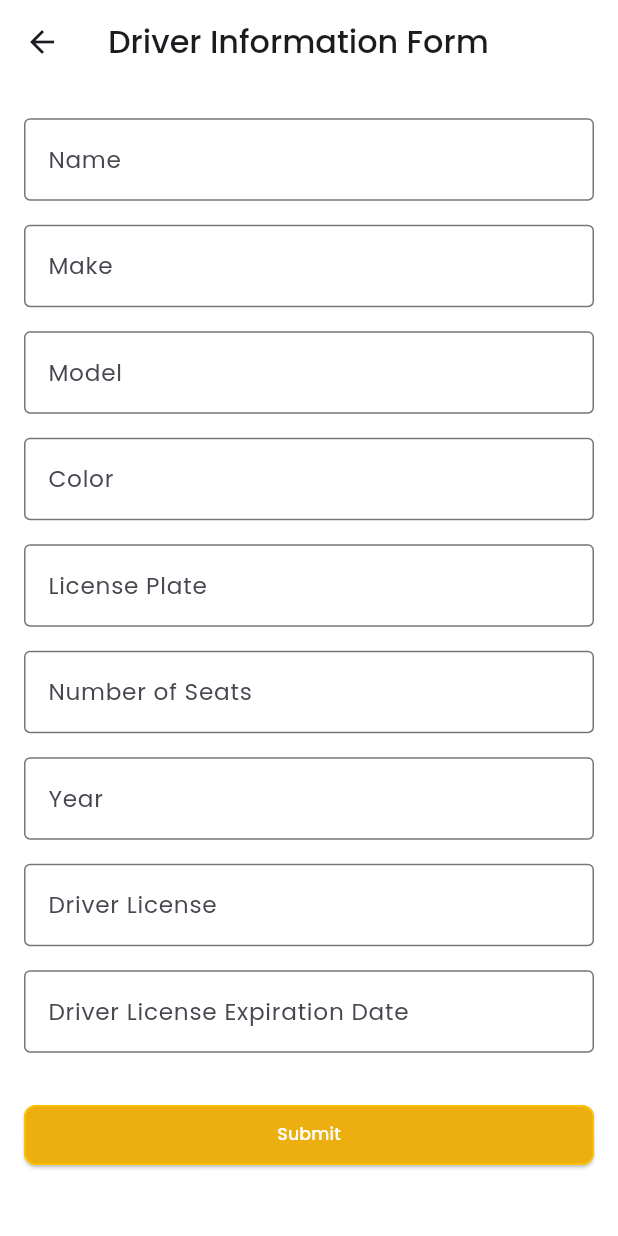
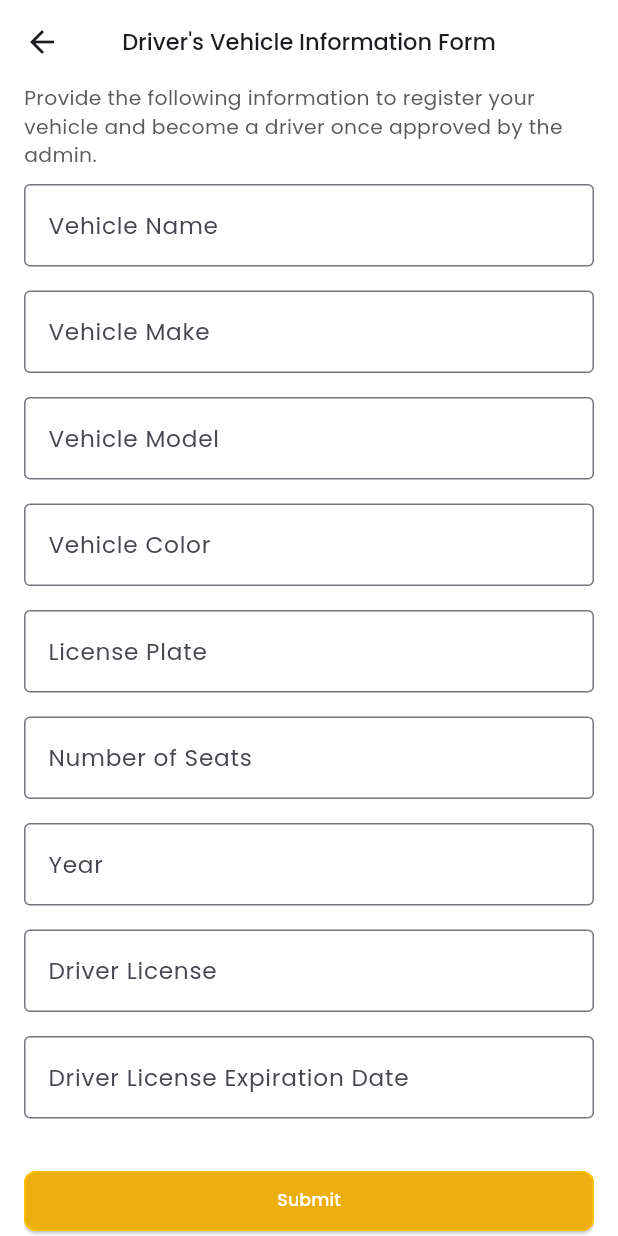
Before and after one commit to TravelWave/travelwave_mobile, a Flutter app: the DriverFormScreen screen opened directly, after a tap on "Submit", on a phone screen of 412 x 824 dp. Run offline on Flutter 3.47's test engine with Material 3 defaults, Android fonts, the light colour scheme and no system bars; drawn by our look-alikes of flutter_form_builder; our stand-ins replace bloc, cached_network_image, equatable, flutter_bloc, flutter_map, flutter_rating_bar and 10 more; missing offline and left inert: avatars, dart:ffi; accounts and stored records are empty; network calls fail.

Commit message:
feat: imp create vehicle for new driver

```diff
--- a/lib/blocs/ride/rideRequest/ride_request_bloc.dart
+++ b/lib/blocs/ride/rideRequest/ride_request_bloc.dart
@@ -89,14 +89,16 @@ class RideRequestBloc extends Bloc<RideRequestEvent, RideRequestState> {
           Map res = {};
           final token = await localData.readFromStorage('Token');
           if (isPooled && isScheduled) {
-            await RideRequestRepository(token: token).acceptPooledRideRequest(
-                event.rideRequest.id, event.rideRequest.passenger);
+            res = await RideRequestRepository(token: token)
+                .acceptPooledRideRequest(
+                    event.rideRequest.id, event.rideRequest.passenger);
           } else if (isScheduled && !isPooled) {
-            await RideRequestRepository(token: token)
+            res = await RideRequestRepository(token: token)
                 .acceptRideRequestScheduled(event.rideRequest.id);
           } else if (!isScheduled && isPooled) {
-            await RideRequestRepository(token: token).acceptPooledRideRequest(
-                event.rideRequest.id, event.rideRequest.passenger);
+            res = await RideRequestRepository(token: token)
+                .acceptPooledRideRequest(
+                    event.rideRequest.id, event.rideRequest.passenger);
           } else {
             print("object");
             res = await RideRequestRepository(token: token)
--- a/lib/blocs/vehicles/vehicles_event.dart
+++ b/lib/blocs/vehicles/vehicles_event.dart
@@ -13,3 +13,10 @@ class FetchVehiclesByDriver extends VehiclesEvent {
   @override
   List<Object> get props => [id];
 }
+
+class CreateVehiclesByDriver extends VehiclesEvent {
+  final DriverModel vehicle;
+  const CreateVehiclesByDriver({required this.vehicle});
+  @override
+  List<Object> get props => [vehicle];
+}
--- a/lib/screens/home/home_driver.dart
+++ b/lib/screens/home/home_driver.dart
@@ -151,7 +151,7 @@ class _HomePageDriverState extends State<HomePageDriver>
                         },
                       ),
                       CheckboxListTile(
-                        title: const Text('Allow Shared Ride'),
+                        title: const Text('Allow Scheduled Ride'),
                         value: isScheduled,
                         onChanged: (value) {
                           setState(() {
--- a/lib/widgets/driver_form.dart
+++ b/lib/widgets/driver_form.dart
@@ -1,58 +1,82 @@
 import 'package:flutter/material.dart';
+import 'package:flutter_bloc/flutter_bloc.dart';
 import 'package:flutter_form_builder/flutter_form_builder.dart';
 import 'package:form_builder_validators/form_builder_validators.dart';
 import 'package:intl/intl.dart';
+import 'package:travelwave_mobile/blocs/vehicles/vehicles_bloc.dart';
 import 'package:travelwave_mobile/constants.dart';
+import 'package:travelwave_mobile/models/driver_model.dart';
 
 class DriverFormScreen extends StatelessWidget {
   final _formKey = GlobalKey<FormBuilderState>();
 
   DriverFormScreen({super.key});
+  final TextEditingController nameController = TextEditingController();
+  final TextEditingController makeController = TextEditingController();
+  final TextEditingController modelController = TextEditingController();
+  final TextEditingController colorController = TextEditingController();
+  final TextEditingController plateController = TextEditingController();
+  final TextEditingController seatController = TextEditingController();
+  final TextEditingController yearController = TextEditingController();
+  final TextEditingController licenseController = TextEditingController();
+  final TextEditingController driverLicenseController = TextEditingController();
+  final TextEditingController driverLicenseExpController =
+      TextEditingController();
 
   @override
   Widget build(BuildContext context) {
     return Scaffold(
       appBar: AppBar(
-        title: Text('Driver Information Form'),
+        centerTitle: true,
+        title: Text(
+          "Driver's Vehicle Information Form",
+          style: TextStyle(fontSize: 15),
+        ),
       ),
       body: Padding(
-        padding: const EdgeInsets.all(16.0),
+        padding: const EdgeInsets.symmetric(horizontal: 16.0),
         child: FormBuilder(
           key: _formKey,
           child: ListView(
             children: [
-              SizedBox(height: 7.v),
+              const Text(
+                  "Provide the following information to register your vehicle and become a driver once approved by the admin."),
+              SizedBox(height: 10.v),
               FormBuilderTextField(
-                name: 'name',
+                name: 'Vehicle name',
+                controller: nameController,
                 decoration: InputDecoration(
-                  labelText: 'Name',
+                  labelText: 'Vehicle Name',
                   border: OutlineInputBorder(),
                 ),
                 validator: FormBuilderValidators.required(),
               ),
               SizedBox(height: 16.0),
               FormBuilderTextField(
-                name: 'make',
+                name: 'Vehicle make',
+                controller: makeController,
                 decoration: InputDecoration(
-                  labelText: 'Make',
+                  labelText: 'Vehicle Make',
                   border: OutlineInputBorder(),
                 ),
                 validator: FormBuilderValidators.required(),
               ),
               SizedBox(height: 16.0),
               FormBuilderTextField(
-                name: 'model',
+                name: 'Vehicle model',
+                controller: modelController,
                 decoration: InputDecoration(
-                  labelText: 'Model',
+                  labelText: 'Vehicle Model',
                   border: OutlineInputBorder(),
                 ),
                 validator: FormBuilderValidators.required(),
               ),
               SizedBox(height: 16.0),
               FormBuilderTextField(
-                name: 'color',
+                name: 'Vehicle color',
+                controller: colorController,
                 decoration: InputDecoration(
-                  labelText: 'Color',
+                  labelText: 'Vehicle Color',
                   border: OutlineInputBorder(),
                 ),
                 validator: FormBuilderValidators.required(),
@@ -60,6 +84,7 @@ class DriverFormScreen extends StatelessWidget {
               SizedBox(height: 16.0),
               FormBuilderTextField(
                 name: 'license_plate',
+                controller: plateController,
                 decoration: InputDecoration(
                   labelText: 'License Plate',
                   border: OutlineInputBorder(),
@@ -69,6 +94,7 @@ class DriverFormScreen extends StatelessWidget {
               SizedBox(height: 16.0),
               FormBuilderTextField(
                 name: 'number_of_seats',
+                controller: seatController,
                 decoration: InputDecoration(
                   labelText: 'Number of Seats',
                   border: OutlineInputBorder(),
@@ -82,6 +108,7 @@ class DriverFormScreen extends StatelessWidget {
               SizedBox(height: 16.0),
               FormBuilderTextField(
                 name: 'year',
+                controller: yearController,
                 decoration: InputDecoration(
                   labelText: 'Year',
                   border: OutlineInputBorder(),
@@ -97,6 +124,7 @@ class DriverFormScreen extends StatelessWidget {
               SizedBox(height: 16.0),
               FormBuilderTextField(
                 name: 'driver_license',
+                controller: licenseController,
                 decoration: InputDecoration(
                   labelText: 'Driver License',
                   border: OutlineInputBorder(),
@@ -107,6 +135,7 @@ class DriverFormScreen extends StatelessWidget {
               FormBuilderDateTimePicker(
                 name: 'driver_license_expiration_date',
                 initialDate: DateTime.now(),
+                controller: driverLicenseExpController,
                 fieldHintText: 'Driver License Expiration Date',
                 inputType: InputType.date,
                 format: DateFormat('yyyy-MM-dd'),
@@ -120,12 +149,28 @@ class DriverFormScreen extends StatelessWidget {
               ElevatedButton(
                 onPressed: () {
                   if (_formKey.currentState?.saveAndValidate() ?? false) {
-                    print(_formKey.currentState?.value);
-                    ScaffoldMessenger.of(context).showSnackBar(
-                      SnackBar(content: Text('Form submitted successfully!')),
+                    final val = _formKey.currentState?.value;
+
+                    BlocProvider.of<VehiclesBloc>(context).add(
+                      CreateVehiclesByDriver(
+                        vehicle: DriverModel(
+                          isBusy: false,
+                          isVerified: false,
+                          name: val?['Vehicle name'],
+                          make: val?['Vehicle make'],
+                          model: val?['Vehicle model'],
+                          color: val?['Vehicle color'],
+                          licensePlate: val?['license_plate'],
+                          numberOfSeats: int.parse(val?['number_of_seats']),
+                          year: int.parse(val?['year']),
+                          driverLicense: val?['driver_license'],
+                          driverLicenseExpirationDate:
+                              val?['driver_license_expiration_date']
+                                      .toString() ??
+                                  "",
+                        ),
+                      ),
                     );
-                  } else {
-                    print('Validation failed');
                   }
                 },
                 child: Text('Submit'),
```
Also changed, not shown: lib/blocs/vehicles/vehicles_bloc.dart (+12 -0 lines), lib/repositories/riderequest_repository.dart (+39 -14 lines), lib/repositories/vehicle_repository.dart (+37 -2 lines).
